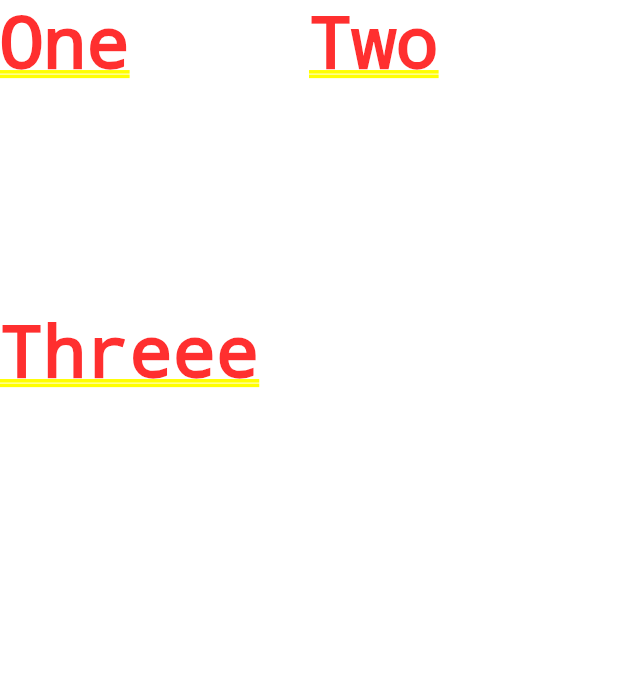
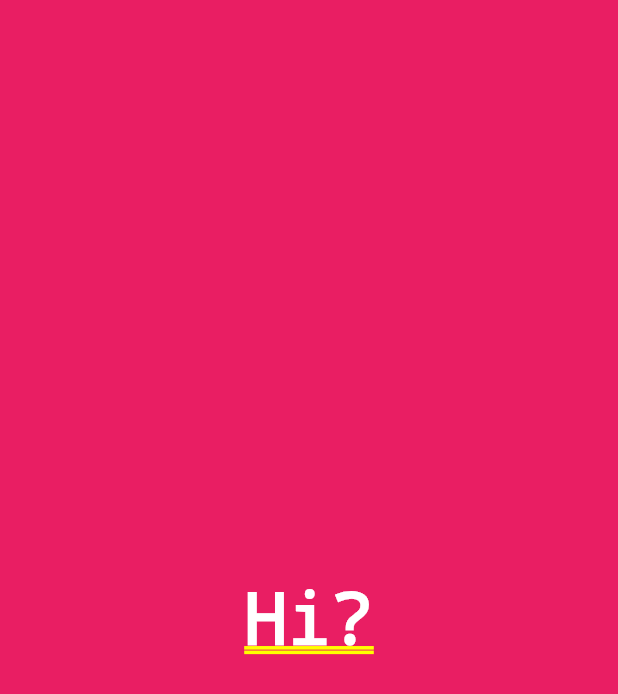
Before and after one commit to JAICHANGPARK/flutter_e_commerce, a Flutter app: the screen it shows after launch, on a phone screen of 412 x 824 dp. Shown: the top 694 px of the screen. Run offline on Flutter 3.47's test engine with Material 2 defaults, Android fonts, the phone set to English and light mode, and no system bars.

Commit message:
Update main.dart

```diff
--- a/lib/main.dart
+++ b/lib/main.dart
@@ -24,12 +24,12 @@ class HomePage extends StatefulWidget {
 class _HomePageState extends State<HomePage> {
   @override
   Widget build(BuildContext context) {
-    return GridView.count(crossAxisCount: 2,
-    children: <Widget>[
-      Text("One"),
-      Text("Two"),
-      Text("Threee"),
-    ],);
+    return Container(
+      color: Colors.pink,
+      child: Center(
+        child: Text("Hi?", style: TextStyle(color: Colors.white),),
+      ),
+    );
   }
 }
 
```
